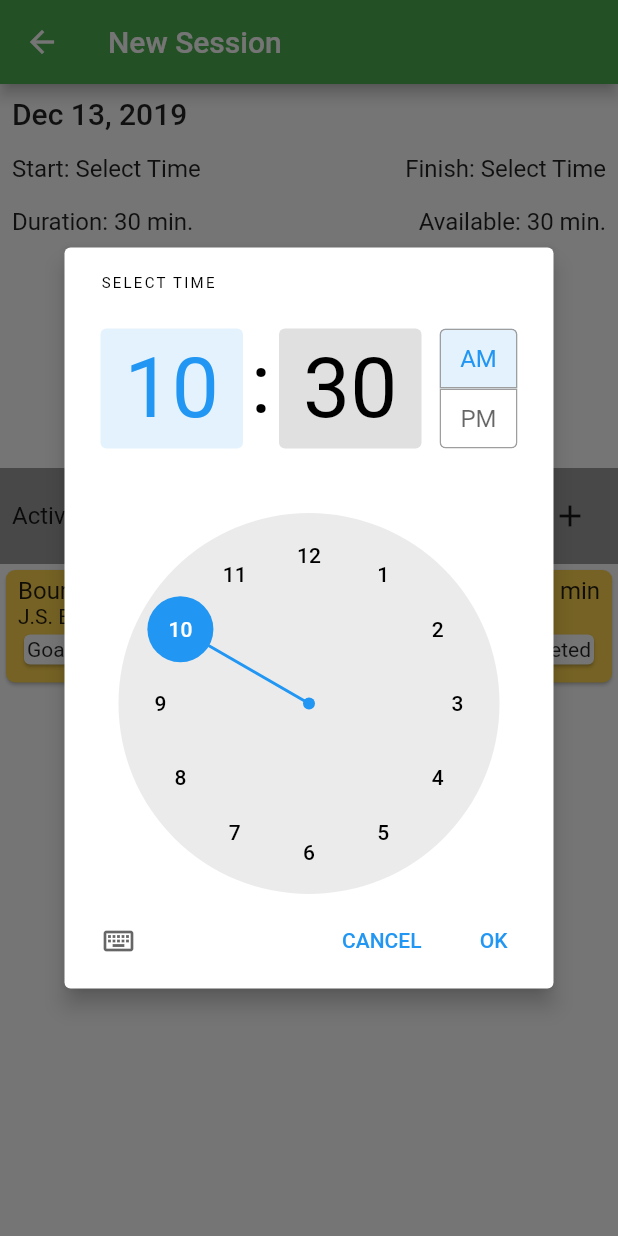
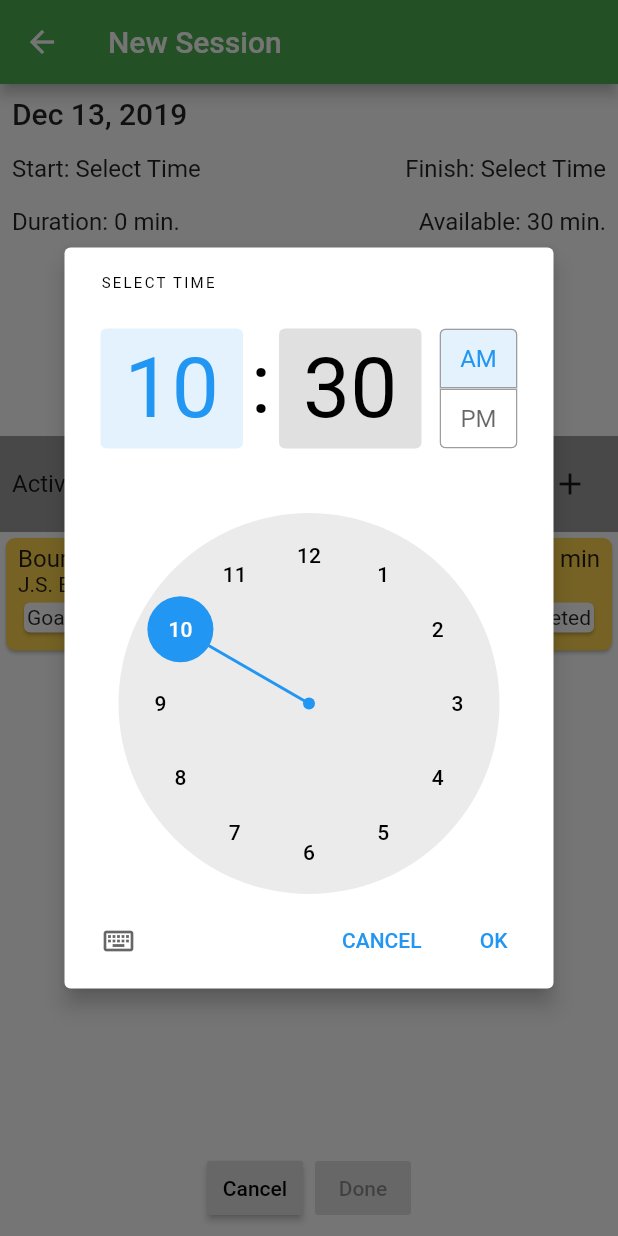
Before and after one commit to dan461/Skills-sample, a Flutter app: the NewSessionScreen screen opened directly with empty values, after a tap on "Select Time", on a phone screen of 412 x 824 dp. Run offline on Flutter 3.47's test engine with Material 2 defaults, Android fonts, the phone set to English and light mode, and no system bars; our stand-ins replace bloc, dartz, data_connection_checker, equatable, flutter_bloc, get_it and 2 more; missing offline and left inert: flutter_sqflite_manager; accounts and stored records are empty; statements that could not run were skipped.

Commit message:
Added done and cancel buttons to NewSession

```diff
--- a/skills/lib/features/skills/presentation/pages/newSessionScreen.dart
+++ b/skills/lib/features/skills/presentation/pages/newSessionScreen.dart
@@ -16,8 +16,11 @@ class _NewSessionScreenState extends State<NewSessionScreen> {
   final DateTime date;
   TimeOfDay _selectedStartTime;
   TimeOfDay _selectedFinishTime;
+  bool _doneButtonEnabled = false;
 
   _NewSessionScreenState(this.date);
+
+
 
   String get _startTimeString {
     return _selectedStartTime == null
@@ -29,6 +32,11 @@ class _NewSessionScreenState extends State<NewSessionScreen> {
     return _selectedFinishTime == null
         ? 'Select Time'
         : _selectedFinishTime.format(context);
+  }
+
+  String get _durationString {
+    String minutes = _duration.toString();
+    return 'Duration: $minutes min.';
   }
 
   int get _duration {
@@ -43,7 +51,22 @@ class _NewSessionScreenState extends State<NewSessionScreen> {
     return minutes;
   }
 
-  Container _contentBuilder(){
+  void _setDoneBtnStatus() {
+    setState(() {
+      _doneButtonEnabled =
+          _selectedStartTime != null && _selectedFinishTime != null;
+    });
+  }
+
+  void _doneTapped() {
+    print('done');
+  }
+
+  void _cancelTapped() {
+    print('cancel');
+  }
+
+  Container _contentBuilder() {
     return Container(
       child: Column(
         children: <Widget>[
@@ -72,8 +95,8 @@ class _NewSessionScreenState extends State<NewSessionScreen> {
                             'Start: ', _startTimeString, _selectStartTime)),
                     Padding(
                         padding: const EdgeInsets.all(8.0),
-                          child: _timeSelectionBox('Finish: ',
-                              _finishTimeString, _selectFinishTime)),
+                        child: _timeSelectionBox(
+                            'Finish: ', _finishTimeString, _selectFinishTime)),
                   ],
                 ),
                 Padding(
@@ -81,7 +104,7 @@ class _NewSessionScreenState extends State<NewSessionScreen> {
                   child: Row(
                     mainAxisAlignment: MainAxisAlignment.spaceBetween,
                     children: <Widget>[
-                        Text('Duration: 30 min.',
+                      Text(_durationString,
                           style: Theme.of(context).textTheme.subhead),
                       Text('Available: 30 min.',
                           style: Theme.of(context).textTheme.subhead)
@@ -113,10 +136,26 @@ class _NewSessionScreenState extends State<NewSessionScreen> {
                         ],
                       ),
                     )),
-                  _sessionActivityCard()
+                _sessionActivityCard(),
               ],
             ),
-            )
+          ),
+          ButtonBar(
+            alignment: MainAxisAlignment.center,
+            children: <Widget>[
+              RaisedButton(
+                child: Text('Cancel'),
+                onPressed: () {
+                  _cancelTapped();
+                },
+              ),
+              RaisedButton(
+                  child: Text('Done'),
+                  onPressed: _doneButtonEnabled ? () {
+                    _doneTapped();
+                  } : null),
+            ],
+          ),
         ],
       ),
     );
@@ -131,16 +170,15 @@ class _NewSessionScreenState extends State<NewSessionScreen> {
             title: Text('New Session'),
           ),
           body: BlocBuilder<NewSessionBloc, NewSessionState>(
-          builder: (context, state){
+            builder: (context, state) {
               Widget body;
-            if (state is InitialNewSessionState){
+              if (state is InitialNewSessionState) {
                 body = _contentBuilder();
               }
 
               return body;
             },
-        )
-      ),
+          )),
     );
   }
 
@@ -199,6 +237,7 @@ class _NewSessionScreenState extends State<NewSessionScreen> {
             child: Text(timeText, style: Theme.of(context).textTheme.subhead),
             onTap: () {
               callback();
+              _setDoneBtnStatus();
             },
           )
         ],
```
Lines whose indentation alone changed are shown as unchanged.
